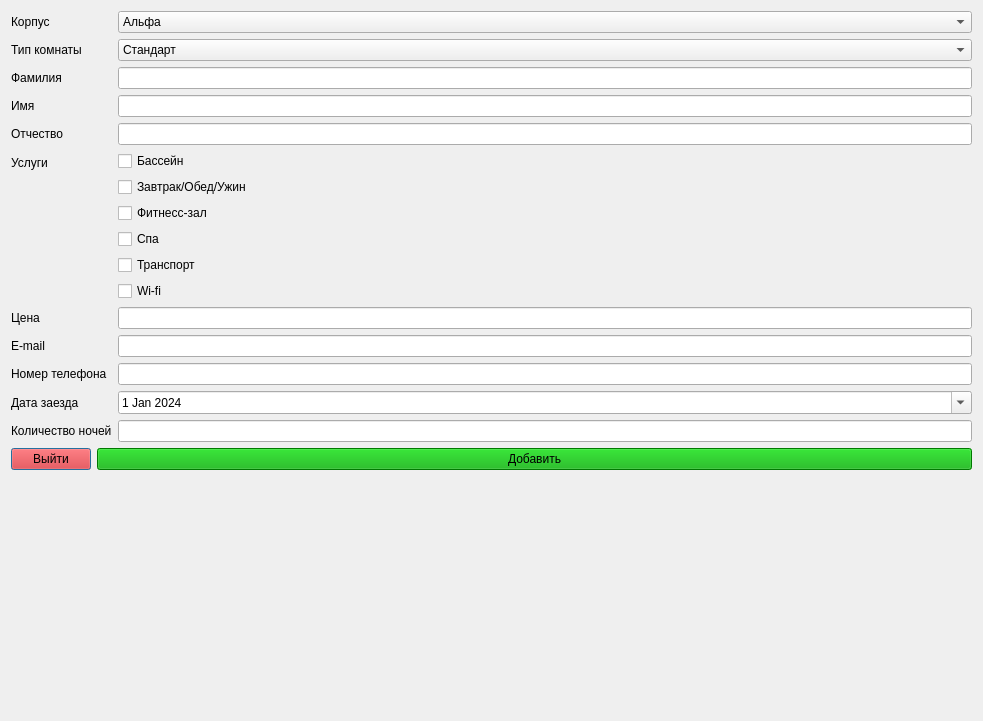
Old version of the form FinalMkFinal/addwindow.ui in the repository Enjoyer14/OP_FullForm.
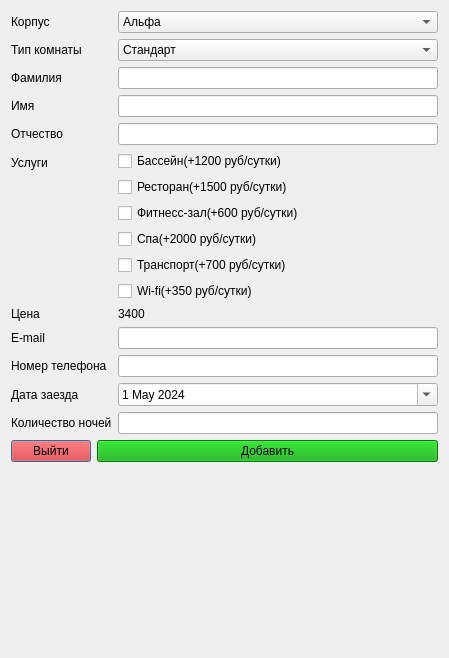
New version of the form.

What changed in the file:
```diff
--- a/FinalMkFinal/addwindow.ui
+++ b/FinalMkFinal/addwindow.ui
@@ -6,8 +6,8 @@
    <rect>
     <x>0</x>
     <y>0</y>
-    <width>983</width>
-    <height>721</height>
+    <width>449</width>
+    <height>658</height>
    </rect>
   </property>
   <property name="windowTitle">
@@ -109,42 +109,42 @@
        <item>
         <widget class="QCheckBox" name="checkBox_Pool">
          <property name="text">
-          <string>Бассейн</string>
+          <string>Бассейн(+1200 руб/сутки)</string>
          </property>
         </widget>
        </item>
        <item>
         <widget class="QCheckBox" name="checkBox_Lunch">
          <property name="text">
-          <string>Завтрак/Обед/Ужин</string>
+          <string>Ресторан(+1500 руб/сутки)</string>
          </property>
         </widget>
        </item>
        <item>
         <widget class="QCheckBox" name="checkBox_Fitness">
          <property name="text">
-          <string>Фитнесс-зал</string>
+          <string>Фитнесс-зал(+600 руб/сутки)</string>
          </property>
         </widget>
        </item>
        <item>
         <widget class="QCheckBox" name="checkBox_Spa">
          <property name="text">
-          <string>Спа</string>
+          <string>Спа(+2000 руб/сутки)</string>
          </property>
         </widget>
        </item>
        <item>
         <widget class="QCheckBox" name="checkBox_Transport">
          <property name="text">
-          <string>Транспорт</string>
+          <string>Транспорт(+700 руб/сутки)</string>
          </property>
         </widget>
        </item>
        <item>
         <widget class="QCheckBox" name="checkBox_Wifi">
          <property name="text">
-          <string>Wi-fi</string>
+          <string>Wi-fi(+350 руб/сутки)</string>
          </property>
         </widget>
        </item>
@@ -157,9 +157,6 @@
        </property>
       </widget>
      </item>
-     <item row="6" column="1">
-      <widget class="QLineEdit" name="lineEdit_Cost"/>
-     </item>
      <item row="7" column="0">
       <widget class="QLabel" name="label_7">
        <property name="text">
@@ -199,7 +196,7 @@
        <property name="minimumDate">
         <date>
          <year>2024</year>
-         <month>1</month>
+         <month>5</month>
          <day>1</day>
         </date>
        </property>
@@ -242,6 +239,16 @@
        </property>
       </widget>
      </item>
+     <item row="6" column="1">
+      <widget class="QLabel" name="label_Cost">
+       <property name="autoFillBackground">
+        <bool>true</bool>
+       </property>
+       <property name="text">
+        <string>3400</string>
+       </property>
+      </widget>
+     </item>
     </layout>
    </item>
    <item row="4" column="0">
```
Left out of the diff: 26 changed lines with no effect on the pictures.
